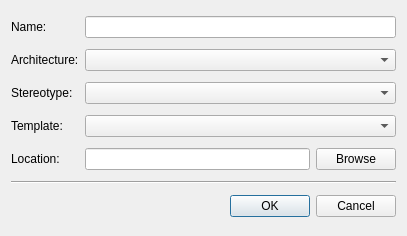
Old version of the form Src.QT/emuone/NewVirtualMachineDialog.ui in the repository akapustiatyahoocouk/EmuOne.
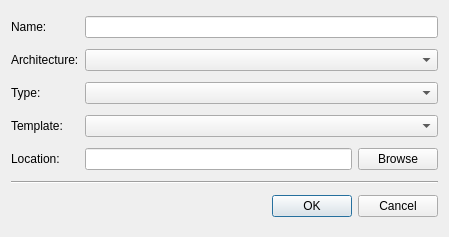
New version of the form. Icons and pictures are not drawn.

Patch:
```diff
--- a/Src.QT/emuone/NewVirtualMachineDialog.ui
+++ b/Src.QT/emuone/NewVirtualMachineDialog.ui
@@ -6,8 +6,8 @@
    <rect>
     <x>0</x>
     <y>0</y>
-    <width>407</width>
-    <height>236</height>
+    <width>449</width>
+    <height>237</height>
    </rect>
   </property>
   <property name="windowTitle">
@@ -41,7 +41,7 @@
    <item row="2" column="0">
     <widget class="QLabel" name="stereotypeLabel">
      <property name="text">
-      <string>Stereotype:</string>
+      <string>Type:</string>
      </property>
     </widget>
    </item>
```
Left out of the diff: 108 changed lines with no effect on the pictures.
